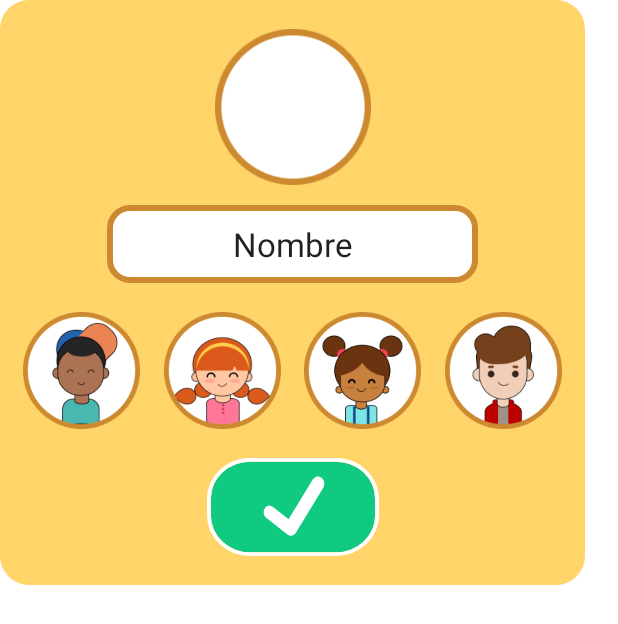
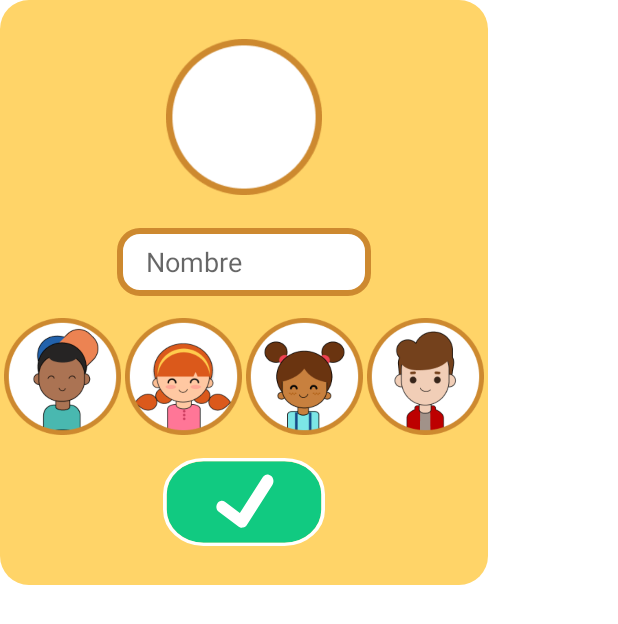
Before and after one commit to jimmy-jossue/Aprendiendo_a_contar_movil, an Android app: the layout dialog_login.xml on its own in the app's theme, with its tools: preview values and no code run, on a phone screen of 412 x 824 dp. Shown: the top 624 px of the screen. Run offline under Robolectric (Android 15) with nearby library versions, the phone set to English and light mode, and no system bars.

Commit message:
creacion del dialogo

```diff
--- a/app/src/main/AndroidManifest.xml
+++ b/app/src/main/AndroidManifest.xml
@@ -11,7 +11,7 @@
         android:theme="@style/Theme.AprendiendoAContar">
         <activity
             android:name=".MainActivity"
-            android:screenOrientation="landscape">
+            android:screenOrientation="sensorLandscape">
             <intent-filter>
                 <action android:name="android.intent.action.MAIN" />
 
--- a/app/src/main/res/layout/dialog_login.xml
+++ b/app/src/main/res/layout/dialog_login.xml
@@ -1,7 +1,7 @@
 <?xml version="1.0" encoding="utf-8"?>
 <androidx.constraintlayout.widget.ConstraintLayout xmlns:android="http://schemas.android.com/apk/res/android"
     xmlns:app="http://schemas.android.com/apk/res-auto"
-    android:layout_width="@dimen/_300sdp"
+    android:layout_width="@dimen/_250sdp"
     android:layout_height="@dimen/_300sdp"
     android:background="@drawable/bg_dialog">
 
@@ -9,7 +9,7 @@
         android:id="@+id/img_perfil_elegida"
         android:layout_width="@dimen/_80sdp"
         android:layout_height="@dimen/_80sdp"
-        android:layout_marginTop="@dimen/_15sdp"
+        android:layout_marginTop="@dimen/_8sdp"
         android:src="@drawable/ic_perfil_vacio"
         app:layout_constraintBottom_toTopOf="@+id/et_nom_usuario"
         app:layout_constraintEnd_toEndOf="parent"
@@ -19,56 +19,56 @@
     <EditText
         android:id="@+id/et_nom_usuario"
         android:layout_width="match_parent"
-        android:layout_height="@dimen/_40sdp"
-        android:layout_marginHorizontal="@dimen/_55sdp"
-        android:layout_marginTop="@dimen/_10sdp"
+        android:layout_height="@dimen/_35sdp"
+        android:layout_marginHorizontal="@dimen/_60sdp"
+        android:layout_marginTop="@dimen/_5sdp"
         android:inputType="text"
         android:background="@drawable/bg_edit_text"
-        android:gravity="center"
         android:paddingHorizontal="@dimen/_15sdp"
         android:singleLine="true"
-        android:text="Nombre"
-        android:textSize="@dimen/_17ssp"
+        android:hint="Nombre"
+        android:textSize="@dimen/_14ssp"
         app:layout_constraintEnd_toEndOf="parent"
         app:layout_constraintStart_toStartOf="parent"
+        app:layout_constraintBottom_toTopOf="@id/btn_perfil_two"
         app:layout_constraintTop_toBottomOf="@id/img_perfil_elegida" />
 
-    <ImageButton
+    <ImageView
         android:id="@+id/btn_perfil_one"
         android:layout_width="@dimen/_60sdp"
         android:layout_height="@dimen/_60sdp"
-        android:background="@drawable/ic_perfil_one"
+        android:src="@drawable/ic_perfil_one"
         app:layout_constraintBottom_toBottomOf="@+id/btn_perfil_two"
         app:layout_constraintEnd_toStartOf="@id/btn_perfil_two"
         app:layout_constraintStart_toStartOf="parent"
         app:layout_constraintTop_toTopOf="@+id/btn_perfil_two" />
 
-    <ImageButton
+    <ImageView
         android:id="@+id/btn_perfil_two"
         android:layout_width="@dimen/_60sdp"
         android:layout_height="@dimen/_60sdp"
-        android:background="@drawable/ic_perfil_two"
+        android:src="@drawable/ic_perfil_two"
         app:layout_constraintBottom_toTopOf="@+id/btn_list"
         app:layout_constraintEnd_toStartOf="@id/btn_perfil_three"
         app:layout_constraintStart_toEndOf="@+id/btn_perfil_one"
         app:layout_constraintTop_toBottomOf="@+id/et_nom_usuario" />
 
-    <ImageButton
+    <ImageView
         android:id="@+id/btn_perfil_three"
         android:layout_width="@dimen/_60sdp"
         android:layout_height="@dimen/_60sdp"
-        android:background="@drawable/ic_perfil_three"
+        android:src="@drawable/ic_perfil_three"
         android:scaleType="fitCenter"
         app:layout_constraintBottom_toTopOf="@+id/btn_list"
         app:layout_constraintEnd_toStartOf="@+id/btn_perfil_four"
         app:layout_constraintStart_toEndOf="@+id/btn_perfil_two"
         app:layout_constraintTop_toBottomOf="@+id/et_nom_usuario" />
 
-    <ImageButton
+    <ImageView
         android:id="@+id/btn_perfil_four"
         android:layout_width="@dimen/_60sdp"
         android:layout_height="@dimen/_60sdp"
-        android:background="@drawable/ic_perfil_four"
+        android:src="@drawable/ic_perfil_four"
         app:layout_constraintBottom_toBottomOf="@+id/btn_perfil_three"
         app:layout_constraintEnd_toEndOf="parent"
         app:layout_constraintStart_toEndOf="@id/btn_perfil_three"
@@ -76,13 +76,14 @@
 
     <ImageButton
         android:id="@+id/btn_list"
-        android:layout_width="@dimen/_88sdp"
-        android:layout_height="@dimen/_50sdp"
-        android:layout_marginBottom="@dimen/_15sdp"
+        android:layout_width="@dimen/_83sdp"
+        android:layout_height="@dimen/_45sdp"
+        android:layout_marginBottom="@dimen/_8sdp"
         android:background="@drawable/ic_btn_list"
         app:layout_constraintBottom_toBottomOf="parent"
         app:layout_constraintEnd_toEndOf="parent"
-        app:layout_constraintStart_toStartOf="parent" />
+        app:layout_constraintStart_toStartOf="parent"
+        app:layout_constraintTop_toBottomOf="@id/btn_perfil_three" />
     <!--        app:layout_constraintTop_toBottomOf="parent"/>-->
 
 </androidx.constraintlayout.widget.ConstraintLayout>
```
Also changed, not shown: app/src/main/java/com/janus/aprendiendoacontar/MainActivity.java (+29 -11 lines), app/src/main/java/com/janus/aprendiendoacontar/Perfil.java (+30 -49 lines), app/src/main/java/com/janus/aprendiendoacontar/dialogos/PerfilDialog.java (added, +113 -0 lines), app/src/main/java/com/janus/aprendiendoacontar/menu/InicioFragment.java (+1 -10 lines).
